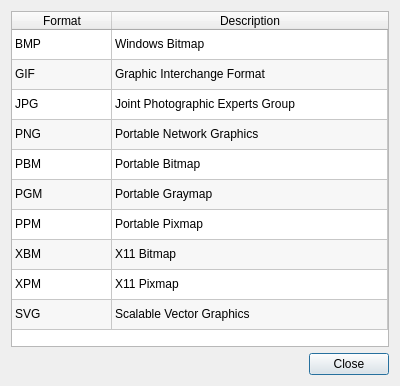
Above: src/ui/forms/AboutSupportedFormatsDialog.ui from vookimedlo/vooki-image-viewer before the change. Below: the same form after it.
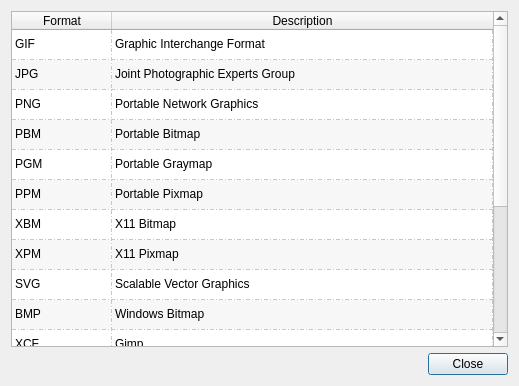
That is the form after the change. Icons and pictures are not drawn.

Diff of the .ui file:
```diff
--- a/src/ui/forms/AboutSupportedFormatsDialog.ui
+++ b/src/ui/forms/AboutSupportedFormatsDialog.ui
@@ -10,7 +10,7 @@
    <rect>
     <x>0</x>
     <y>0</y>
-    <width>400</width>
+    <width>519</width>
     <height>386</height>
    </rect>
   </property>
@@ -24,6 +24,15 @@
   <layout class="QVBoxLayout" name="verticalLayout">
    <item>
     <widget class="QTableWidget" name="tableWidget">
+     <property name="sizePolicy">
+      <sizepolicy hsizetype="Expanding" vsizetype="Expanding">
+       <horstretch>2</horstretch>
+       <verstretch>3</verstretch>
+      </sizepolicy>
+     </property>
+     <property name="sizeAdjustPolicy">
+      <enum>QAbstractScrollArea::AdjustToContents</enum>
+     </property>
      <property name="editTriggers">
       <set>QAbstractItemView::NoEditTriggers</set>
      </property>
@@ -39,6 +48,9 @@
      <property name="selectionMode">
       <enum>QAbstractItemView::NoSelection</enum>
      </property>
+     <property name="gridStyle">
+      <enum>Qt::DashDotLine</enum>
+     </property>
      <attribute name="horizontalHeaderStretchLastSection">
       <bool>true</bool>
      </attribute>
@@ -95,6 +107,41 @@
        <string/>
       </property>
      </row>
+     <row>
+      <property name="text">
+       <string/>
+      </property>
+     </row>
+     <row>
+      <property name="text">
+       <string/>
+      </property>
+     </row>
+     <row>
+      <property name="text">
+       <string/>
+      </property>
+     </row>
+     <row>
+      <property name="text">
+       <string/>
+      </property>
+     </row>
+     <row>
+      <property name="text">
+       <string/>
+      </property>
+     </row>
+     <row>
+      <property name="text">
+       <string/>
+      </property>
+     </row>
+     <row>
+      <property name="text">
+       <string/>
+      </property>
+     </row>
      <column>
       <property name="text">
        <string>Format</string>
@@ -107,12 +154,12 @@
      </column>
      <item row="0" column="0">
       <property name="text">
-       <string>BMP</string>
+       <string>GIF</string>
       </property>
      </item>
      <item row="0" column="1">
       <property name="text">
-       <string>Windows Bitmap</string>
+       <string>Graphic Interchange Format</string>
       </property>
       <property name="flags">
        <set>ItemIsEnabled</set>
@@ -120,12 +167,12 @@
      </item>
      <item row="1" column="0">
       <property name="text">
-       <string>GIF</string>
+       <string>JPG</string>
       </property>
      </item>
      <item row="1" column="1">
       <property name="text">
-       <string>Graphic Interchange Format</string>
+       <string>Joint Photographic Experts Group</string>
       </property>
       <property name="flags">
        <set>ItemIsEnabled</set>
@@ -133,12 +180,12 @@
      </item>
      <item row="2" column="0">
       <property name="text">
-       <string>JPG</string>
+       <string>PNG</string>
       </property>
      </item>
      <item row="2" column="1">
       <property name="text">
-       <string>Joint Photographic Experts Group</string>
+       <string>Portable Network Graphics</string>
       </property>
       <property name="flags">
        <set>ItemIsEnabled</set>
@@ -146,12 +193,12 @@
      </item>
      <item row="3" column="0">
       <property name="text">
-       <string>PNG</string>
+       <string>PBM</string>
       </property>
      </item>
      <item row="3" column="1">
       <property name="text">
-       <string>Portable Network Graphics</string>
+       <string>Portable Bitmap</string>
       </property>
       <property name="flags">
        <set>ItemIsEnabled</set>
@@ -159,12 +206,12 @@
      </item>
      <item row="4" column="0">
       <property name="text">
-       <string>PBM</string>
+       <string>PGM</string>
       </property>
      </item>
      <item row="4" column="1">
       <property name="text">
-       <string>Portable Bitmap</string>
+       <string>Portable Graymap</string>
       </property>
       <property name="flags">
        <set>ItemIsEnabled</set>
@@ -172,12 +219,12 @@
      </item>
      <item row="5" column="0">
       <property name="text">
-       <string>PGM</string>
+       <string>PPM</string>
       </property>
      </item>
      <item row="5" column="1">
       <property name="text">
-       <string>Portable Graymap</string>
+       <string>Portable Pixmap</string>
       </property>
       <property name="flags">
        <set>ItemIsEnabled</set>
@@ -185,12 +232,12 @@
      </item>
      <item row="6" column="0">
       <property name="text">
-       <string>PPM</string>
+       <string>XBM</string>
       </property>
      </item>
      <item row="6" column="1">
       <property name="text">
-       <string>Portable Pixmap</string>
+       <string>X11 Bitmap</string>
       </property>
       <property name="flags">
        <set>ItemIsEnabled</set>
@@ -198,12 +245,12 @@
      </item>
      <item row="7" column="0">
       <property name="text">
-       <string>XBM</string>
+       <string>XPM</string>
       </property>
      </item>
      <item row="7" column="1">
       <property name="text">
-       <string>X11 Bitmap</string>
+       <string>X11 Pixmap</string>
       </property>
       <property name="flags">
        <set>ItemIsEnabled</set>
@@ -211,12 +258,12 @@
      </item>
      <item row="8" column="0">
       <property name="text">
-       <string>XPM</string>
+       <string>SVG</string>
       </property>
      </item>
      <item row="8" column="1">
       <property name="text">
-       <string>X11 Pixmap</string>
+       <string>Scalable Vector Graphics</string>
       </property>
       <property name="flags">
        <set>ItemIsEnabled</set>
@@ -224,17 +271,87 @@
      </item>
      <item row="9" column="0">
       <property name="text">
-       <string>SVG</string>
+       <string>BMP</string>
       </property>
      </item>
      <item row="9" column="1">
       <property name="text">
-       <string>Scalable Vector Graphics</string>
+       <string>Windows Bitmap</string>
       </property>
       <property name="flags">
        <set>ItemIsEnabled</set>
       </property>
      </item>
+     <item row="10" column="0">
+      <property name="text">
+       <string>XCF</string>
+      </property>
+     </item>
+     <item row="10" column="1">
+      <property name="text">
+       <string>Gimp</string>
+      </property>
+     </item>
+     <item row="11" column="0">
+      <property name="text">
+       <string>PSD</string>
+      </property>
+     </item>
+     <item row="11" column="1">
+      <property name="text">
+       <string>Photoshop Documents</string>
+      </property>
+     </item>
+     <item row="12" column="0">
+      <property name="text">
+       <string>RAS</string>
+      </property>
+     </item>
+     <item row="12" column="1">
+      <property name="text">
+       <string>Sun Raster</string>
+      </property>
+     </item>
+     <item row="13" column="0">
+      <property name="text">
+       <string>PCX</string>
+      </property>
+     </item>
+     <item row="13" column="1">
+      <property name="text">
+       <string>Personal Computer Exchange</string>
+      </property>
+     </item>
+     <item row="14" column="0">
+      <property name="text">
+       <string>RGB, RGBA, SGI, BW</string>
+      </property>
+     </item>
+     <item row="14" column="1">
+      <property name="text">
+       <string>SGI Images</string>
+      </property>
+     </item>
+     <item row="15" column="0">
+      <property name="text">
+       <string>PIC</string>
+      </property>
+     </item>
+     <item row="15" column="1">
+      <property name="text">
+       <string>Softimage</string>
+      </property>
+     </item>
+     <item row="16" column="0">
+      <property name="text">
+       <string>TGA</string>
+      </property>
+     </item>
+     <item row="16" column="1">
+      <property name="text">
+       <string>Targa</string>
+      </property>
+     </item>
     </widget>
    </item>
    <item>
```
